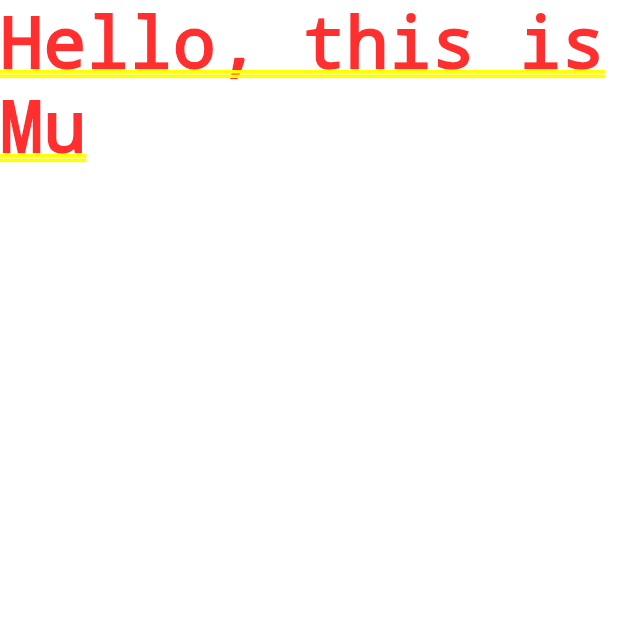
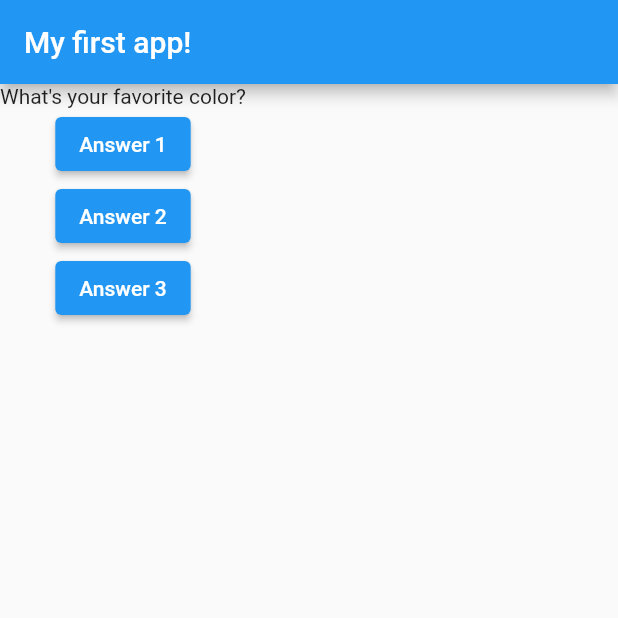
Before and after one commit to mubinbin/flutter-question-quiz, a Flutter app: the screen it shows after launch, on a phone screen of 412 x 824 dp, the top half of it. Run offline on Flutter 3.47's test engine with Material 2 defaults, Android fonts, the phone set to English and light mode, and no system bars.

Commit message:
added buttons, unit tests

```diff
--- a/lib/main.dart
+++ b/lib/main.dart
@@ -1,14 +1,44 @@
 import 'package:flutter/material.dart';
 
-void main() {
-  runApp(const MyApp());
-}
+void main() => runApp(const MyApp());
 
 class MyApp extends StatelessWidget {
   const MyApp({Key? key}) : super(key: key);
 
+
   @override
   Widget build(BuildContext context) {
-    return const MaterialApp(home: Text("Hello, this is Mu"));
+    const _questions = [
+      "What's your favorite color?",
+      "What's your favorite car?",
+      "How are you doing?"
+    ];
+
+    return MaterialApp(
+      // Scaffold gives basic app design
+      home: Scaffold(
+        appBar: AppBar(
+          title: const Text("My first app!"),
+        ),
+        // Scaffold's body only takes one widget
+        body: Column(
+          children: [
+            Text(_questions[0]),
+            ElevatedButton(
+              onPressed: () => print("This is answer 1"),
+              child: const Text("Answer 1"),
+            ),
+            ElevatedButton(
+              onPressed: () => print("This is answer 2"),
+              child: const Text("Answer 2"),
+            ),
+            ElevatedButton(
+              onPressed: () => print("This is answer 3"),
+              child: const Text("Answer 3"),
+            ),
+          ],
+        ),
+      ),
+    );
   }
 }
```
Also changed, not shown: 1 other file.
